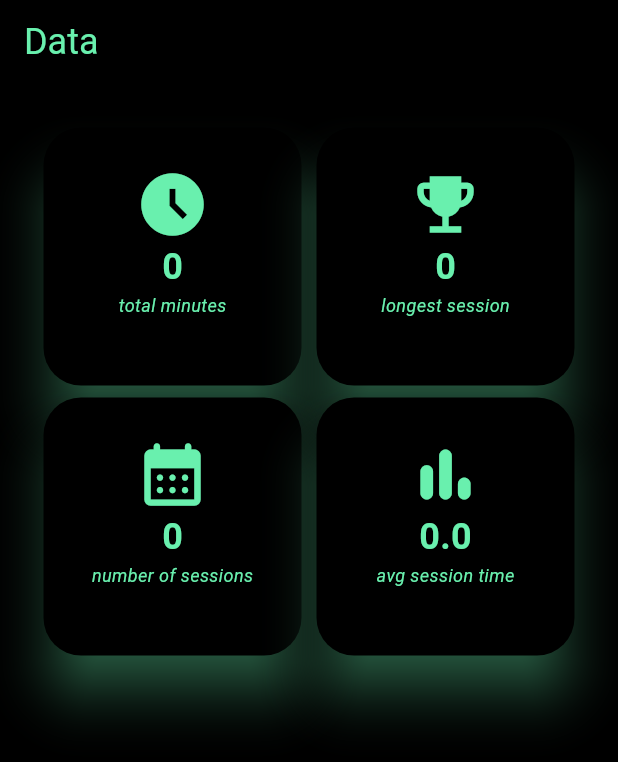
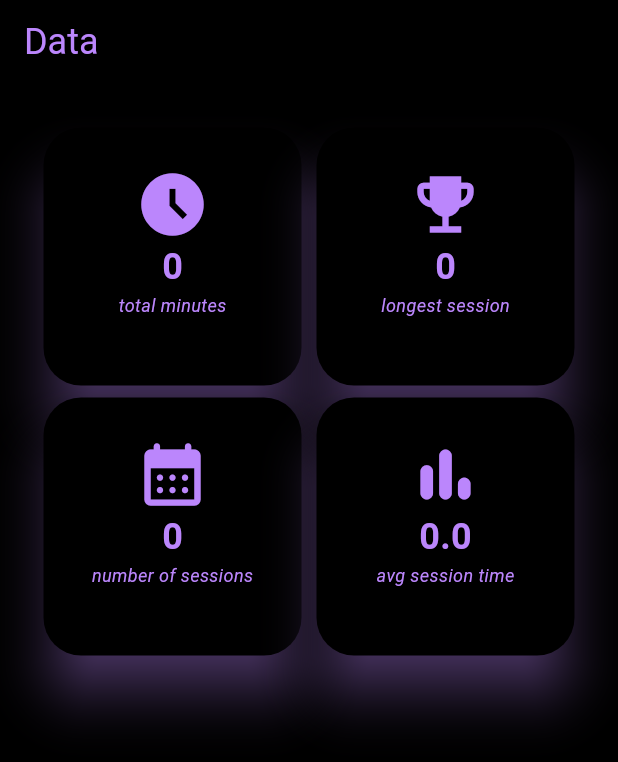
Before and after one commit to B2RJ/Ananas, a Flutter app: the Data screen opened directly, on a phone screen of 412 x 824 dp. Shown: the top 762 px of the screen. Run offline on Flutter 3.47's test engine with Material 3 defaults, Android fonts, the phone set to English and light mode, and no system bars; our stand-ins replace curved_navigation_bar, shared_preferences; missing offline and left inert: animated_snack_bar, window_manager; accounts and stored records are empty; Roboto replaces fonts that are missing (Arial).

Commit message:
🎨 Add AppColors class and use it for background and text colors

```diff
--- /dev/null
+++ b/lib/app_color.dart
@@ -0,0 +1,7 @@
+// 🐦 Flutter imports:
+import 'package:flutter/material.dart';
+
+class AppColors {
+  static const primaryColor = Color(0xFFBB86FC);
+  static const backgroundColor = Colors.black;
+}
--- a/lib/landing.dart
+++ b/lib/landing.dart
@@ -4,6 +4,7 @@
 import 'package:flutter/material.dart';
 
 // 🌎 Project imports:
+import 'package:hp/app_color.dart';
 import 'homepage.dart';
 
 class LandingPage extends StatelessWidget {
@@ -12,7 +13,7 @@ class LandingPage extends StatelessWidget {
   @override
   Widget build(BuildContext context) {
     return Scaffold(
-      backgroundColor: Colors.black,
+      backgroundColor: AppColors.backgroundColor,
       body: Column(
         children: [
           // The main content of the page
@@ -52,7 +53,7 @@ class LandingPage extends StatelessWidget {
                       ),
                       child: const Text(
                         'start',
-                        style: TextStyle(color: Colors.greenAccent),
+                        style: TextStyle(color: AppColors.primaryColor),
                       ),
                     ),
                   ),
--- a/lib/pages/data.dart
+++ b/lib/pages/data.dart
@@ -3,6 +3,9 @@ import 'package:flutter/material.dart';
 
 // 📦 Package imports:
 import 'package:shared_preferences/shared_preferences.dart';
+
+// 🌎 Project imports:
+import 'package:hp/app_color.dart';
 
 class Data extends StatefulWidget {
   const Data({Key? key}) : super(key: key);
@@ -56,18 +59,18 @@ class _DataState extends State<Data> {
   @override
   Widget build(BuildContext context) {
     return Scaffold(
-        backgroundColor: Colors.black,
+        backgroundColor: AppColors.backgroundColor,
         // padding: const EdgeInsets.all(20.0),
         appBar: AppBar(
             automaticallyImplyLeading: false,
             centerTitle: false,
-            backgroundColor: Colors.black,
+            backgroundColor: AppColors.backgroundColor,
             title: const Text.rich(
               TextSpan(
                 text: 'Data', // text for title
                 style: TextStyle(
                   fontSize: 24,
-                  color: Colors.greenAccent,
+                  color: AppColors.primaryColor,
                   fontFamily: 'Arial',
                 ),
               ),
@@ -95,8 +98,8 @@ class _DataState extends State<Data> {
                             borderRadius: BorderRadius.circular(25.0),
                           ),
                           clipBehavior: Clip.antiAlias,
-                          color: Colors.black,
-                          shadowColor: Colors.greenAccent,
+                          color: AppColors.backgroundColor,
+                          shadowColor: AppColors.primaryColor,
                           elevation: 15,
                           child: Padding(
                             padding: const EdgeInsets.all(26.0),
@@ -104,18 +107,18 @@ class _DataState extends State<Data> {
                               children: [
                                 const Icon(
                                   Icons.access_time_filled_outlined,
-                                  color: Colors.greenAccent,
+                                  color: AppColors.primaryColor,
                                   size: 50,
                                 ),
                                 Text(_totalMin.toString(),
                                     style: const TextStyle(
-                                        color: Colors.greenAccent,
+                                        color: AppColors.primaryColor,
                                         fontSize: 24,
                                         fontWeight: FontWeight.bold,
                                         fontFamily: 'Arial')),
                                 const Text('total minutes',
                                     style: TextStyle(
-                                        color: Colors.greenAccent,
+                                        color: AppColors.primaryColor,
                                         fontSize: 12,
                                         fontFamily: 'Arial',
                                         fontStyle: FontStyle.italic)),
@@ -128,8 +131,8 @@ class _DataState extends State<Data> {
                             borderRadius: BorderRadius.circular(25.0),
                           ),
                           clipBehavior: Clip.antiAlias,
-                          color: Colors.black,
-                          shadowColor: Colors.greenAccent,
+                          color: AppColors.backgroundColor,
+                          shadowColor: AppColors.primaryColor,
                           elevation: 15,
                           child: Padding(
                             padding: const EdgeInsets.all(26.0),
@@ -137,18 +140,18 @@ class _DataState extends State<Data> {
                               children: [
                                 const Icon(
                                   Icons.emoji_events,
-                                  color: Colors.greenAccent,
+                                  color: AppColors.primaryColor,
                                   size: 50,
                                 ),
                                 Text(_longestSesh.toString(),
                                     style: const TextStyle(
-                                        color: Colors.greenAccent,
+                                        color: AppColors.primaryColor,
                                         fontSize: 24,
                                         fontWeight: FontWeight.bold,
                                         fontFamily: 'Arial')),
                                 const Text('longest session',
                                     style: TextStyle(
-                                        color: Colors.greenAccent,
+                                        color: AppColors.primaryColor,
                                         fontSize: 12,
                                         fontFamily: 'Arial',
                                         fontStyle: FontStyle.italic)),
@@ -161,8 +164,8 @@ class _DataState extends State<Data> {
                             borderRadius: BorderRadius.circular(25.0),
                           ),
                           clipBehavior: Clip.antiAlias,
-                          color: Colors.black,
-                          shadowColor: Colors.greenAccent,
+                          color: AppColors.backgroundColor,
+                          shadowColor: AppColors.primaryColor,
                           elevation: 15,
                           child: Padding(
                             padding: const EdgeInsets.all(26.0),
@@ -170,18 +173,18 @@ class _DataState extends State<Data> {
                               children: [
                                 const Icon(
                                   Icons.calendar_month_rounded,
-                                  color: Colors.greenAccent,
+                                  color: AppColors.primaryColor,
                                   size: 50,
                                 ),
                                 Text(_seshNum.toString(),
                                     style: const TextStyle(
-                                        color: Colors.greenAccent,
+                                        color: AppColors.primaryColor,
                                         fontSize: 24,
                                         fontWeight: FontWeight.bold,
                                         fontFamily: 'Arial')),
                                 const Text('number of sessions',
                                     style: TextStyle(
-                                        color: Colors.greenAccent,
+                                        color: AppColors.primaryColor,
                                         fontSize: 12,
                                         fontFamily: 'Arial',
                                         fontStyle: FontStyle.italic)),
@@ -194,8 +197,8 @@ class _DataState extends State<Data> {
                             borderRadius: BorderRadius.circular(25.0),
                           ),
                           clipBehavior: Clip.antiAlias,
-                          color: Colors.black,
-                          shadowColor: Colors.greenAccent,
+                          color: AppColors.backgroundColor,
+                          shadowColor: AppColors.primaryColor,
                           elevation: 15,
                           child: Padding(
                             padding: const EdgeInsets.all(26.0),
@@ -203,20 +206,20 @@ class _DataState extends State<Data> {
                               children: [
                                 const Icon(
                                   Icons.bar_chart_rounded,
-                                  color: Colors.greenAccent,
+                                  color: AppColors.primaryColor,
                                   size: 50,
                                 ),
                                 Text(
                                     double.parse((_avgSesh).toStringAsFixed(2))
                                         .toString(),
                                     style: const TextStyle(
-                                        color: Colors.greenAccent,
+                                        color: AppColors.primaryColor,
                                         fontSize: 24,
                                         fontWeight: FontWeight.bold,
                                         fontFamily: 'Arial')),
                                 const Text('avg session time',
                                     style: TextStyle(
-                                        color: Colors.greenAccent,
+                                        color: AppColors.primaryColor,
                                         fontSize: 12,
                                         fontFamily: 'Arial',
                                         fontStyle: FontStyle.italic)),
```
Also changed, not shown: lib/homepage.dart (+11 -7 lines), lib/pages/habit.dart (+5 -4 lines), lib/pages/settings.dart (+19 -16 lines), lib/pages/timer.dart (+19 -16 lines).
